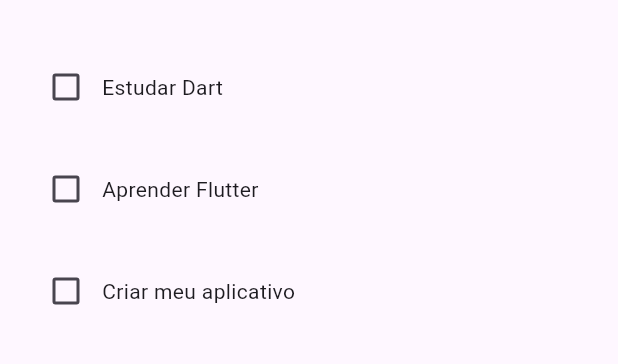
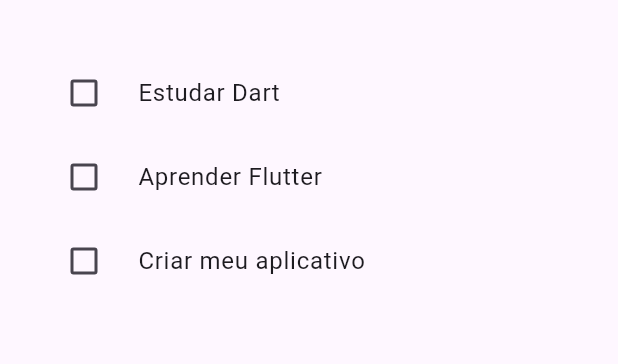
Before and after one commit to CaioDalNegro/task-flow-flutter-app, a Flutter app: the screen it shows after launch, on a phone screen of 412 x 824 dp, the part 63-427 px from its top. Run offline on Flutter 3.47's test engine with Material 3 defaults, Android fonts, the phone set to English and light mode, and no system bars.

Commit message:
UPDATE: Adicionado classe Tarefa, feita uma lista só com final, Utilizado ListView.builder para utilizar scroll na tela

```diff
--- a/lib/main.dart
+++ b/lib/main.dart
@@ -12,10 +12,20 @@ class MyApp extends StatelessWidget {
 
   @override
   Widget build(BuildContext context) {
-    return MaterialApp(
-      home: const HomePage(), // Define a primeira tela da aplicação.
+    return const MaterialApp(
+      title: 'TaskFlow',
+      debugShowCheckedModeBanner: false, // Remove a faixa "DEBUG".
+      home: HomePage(), // Define a primeira tela da aplicação.
     );
   }
+}
+
+// Modelo que representa uma tarefa -------------------------------->
+class Tarefa {
+  String titulo;
+  bool concluida;
+
+  Tarefa(this.titulo, {this.concluida = false});
 }
 
 // Widget que representa a tela principal ------------------------->
@@ -28,12 +38,10 @@ class HomePage extends StatefulWidget {
 
 // Estado da HomePage ---------------------------------------------->
 class _HomePageState extends State<HomePage> {
-  List<bool> tarefasConcluidas = [false, false, false];
-
-  List<String> tarefas = [
-    'Estudar Dart',
-    'Aprender Flutter',
-    'Criar meu aplicativo',
+  final List<Tarefa> tarefas = [
+    Tarefa('Estudar Dart'),
+    Tarefa('Aprender Flutter'),
+    Tarefa('Criar meu aplicativo'),
   ];
 
   @override
@@ -42,28 +50,25 @@ class _HomePageState extends State<HomePage> {
       appBar: AppBar(
         title: const Text('TaskFlow'),
       ),
-      body: Padding(
+      // ListView.builder cria os itens sob demanda e permite rolagem.
+      body: ListView.builder(
         padding: const EdgeInsets.all(20),
-        child: Column(
-          children: List.generate(tarefas.length, (index) {
-            return Padding(
-              padding: const EdgeInsets.only(bottom: 20),
-              child: Row(
-                children: [
-                  Checkbox(
-                    value: tarefasConcluidas[index],
-                    onChanged: (value) {
-                      setState(() {
-                        tarefasConcluidas[index] = value!;
-                      });
-                    },
-                  ),
-                  Text(tarefas[index]),
-                ],
-              ),
-            );
-          }),
-        ),
+        itemCount: tarefas.length,
+        itemBuilder: (context, index) {
+          final tarefa = tarefas[index];
+
+          // CheckboxListTile deixa a linha inteira clicável.
+          return CheckboxListTile(
+            controlAffinity: ListTileControlAffinity.leading,
+            title: Text(tarefa.titulo),
+            value: tarefa.concluida,
+            onChanged: (value) {
+              setState(() {
+                tarefa.concluida = value ?? false;
+              });
+            },
+          );
+        },
       ),
     );
   }
```
Also changed, not shown: 1 other file.
